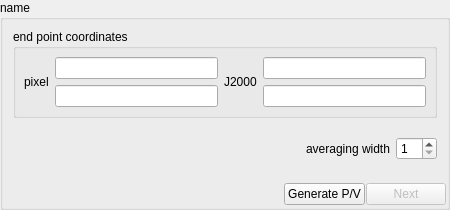
Qt form code/display/region/PVLineStats.ui (radio-astro/casa) before a commit.
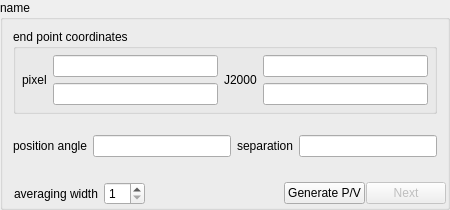
The same form after that commit.

Commit message:
New Development: no             JIRA Issue: no       Ready to Release: yes      Interface Changes: none What Interface Changed: none          Test Programs: none   Put in Release Notes: no
           Description: include position angle and separation in PV region dock

The edit to the form file:
```diff
--- a/code/display/region/PVLineStats.ui
+++ b/code/display/region/PVLineStats.ui
@@ -66,10 +66,13 @@
         </property>
         <layout class="QHBoxLayout" name="horizontalLayout_2">
          <property name="margin">
-          <number>8</number>
+          <number>6</number>
          </property>
          <item>
           <widget class="QLabel" name="pixel_label">
+           <property name="lineWidth">
+            <number>0</number>
+           </property>
            <property name="text">
             <string>pixel</string>
            </property>
@@ -127,6 +130,9 @@
          </item>
          <item>
           <widget class="QLabel" name="world_label">
+           <property name="lineWidth">
+            <number>0</number>
+           </property>
            <property name="text">
             <string>J2000</string>
            </property>
@@ -201,41 +207,36 @@
           <number>0</number>
          </property>
          <item>
-          <spacer name="horizontalSpacer_2">
-           <property name="orientation">
-            <enum>Qt::Horizontal</enum>
+          <widget class="QLabel" name="position_angle_label">
+           <property name="text">
+            <string>position angle</string>
            </property>
-           <property name="sizeHint" stdset="0">
-            <size>
-             <width>40</width>
-             <height>20</height>
-            </size>
-           </property>
-          </spacer>
+          </widget>
          </item>
          <item>
-          <widget class="QLabel" name="label">
+          <widget class="QLineEdit" name="position_angle">
            <property name="toolTip">
             <string>pixel width for P/V slice</string>
            </property>
+           <property name="readOnly">
+            <bool>false</bool>
+           </property>
+          </widget>
+         </item>
+         <item>
+          <widget class="QLabel" name="label_2">
            <property name="text">
-            <string>averaging width</string>
+            <string>separation</string>
            </property>
           </widget>
          </item>
          <item>
-          <widget class="QSpinBox" name="pvwidth">
+          <widget class="QLineEdit" name="separation">
            <property name="toolTip">
             <string>pixel width for P/V slice</string>
            </property>
-           <property name="suffix">
-            <string/>
-           </property>
-           <property name="minimum">
-            <number>1</number>
-           </property>
-           <property name="singleStep">
-            <number>2</number>
+           <property name="readOnly">
+            <bool>true</bool>
            </property>
           </widget>
          </item>
@@ -247,6 +248,59 @@
    </item>
    <item>
     <layout class="QHBoxLayout" name="horizontalLayout">
+     <item>
+      <widget class="QFrame" name="frame_2">
+       <property name="frameShape">
+        <enum>QFrame::NoFrame</enum>
+       </property>
+       <property name="frameShadow">
+        <enum>QFrame::Plain</enum>
+       </property>
+       <property name="lineWidth">
+        <number>0</number>
+       </property>
+       <layout class="QHBoxLayout" name="horizontalLayout1">
+        <property name="leftMargin">
+         <number>10</number>
+        </property>
+        <property name="topMargin">
+         <number>0</number>
+        </property>
+        <property name="rightMargin">
+         <number>0</number>
+        </property>
+        <property name="bottomMargin">
+         <number>0</number>
+        </property>
+        <item>
+         <widget class="QLabel" name="label">
+          <property name="toolTip">
+           <string>pixel width for P/V slice</string>
+          </property>
+          <property name="text">
+           <string>averaging width</string>
+          </property>
+         </widget>
+        </item>
+        <item>
+         <widget class="QSpinBox" name="pvwidth">
+          <property name="toolTip">
+           <string>pixel width for P/V slice</string>
+          </property>
+          <property name="suffix">
+           <string/>
+          </property>
+          <property name="minimum">
+           <number>1</number>
+          </property>
+          <property name="singleStep">
+           <number>2</number>
+          </property>
+         </widget>
+        </item>
+       </layout>
+      </widget>
+     </item>
      <item>
       <spacer name="horizontalSpacer">
        <property name="orientation">
```
Left out of the diff: 4 changed lines with no effect on the pictures. The commit also changes 3 other files.
